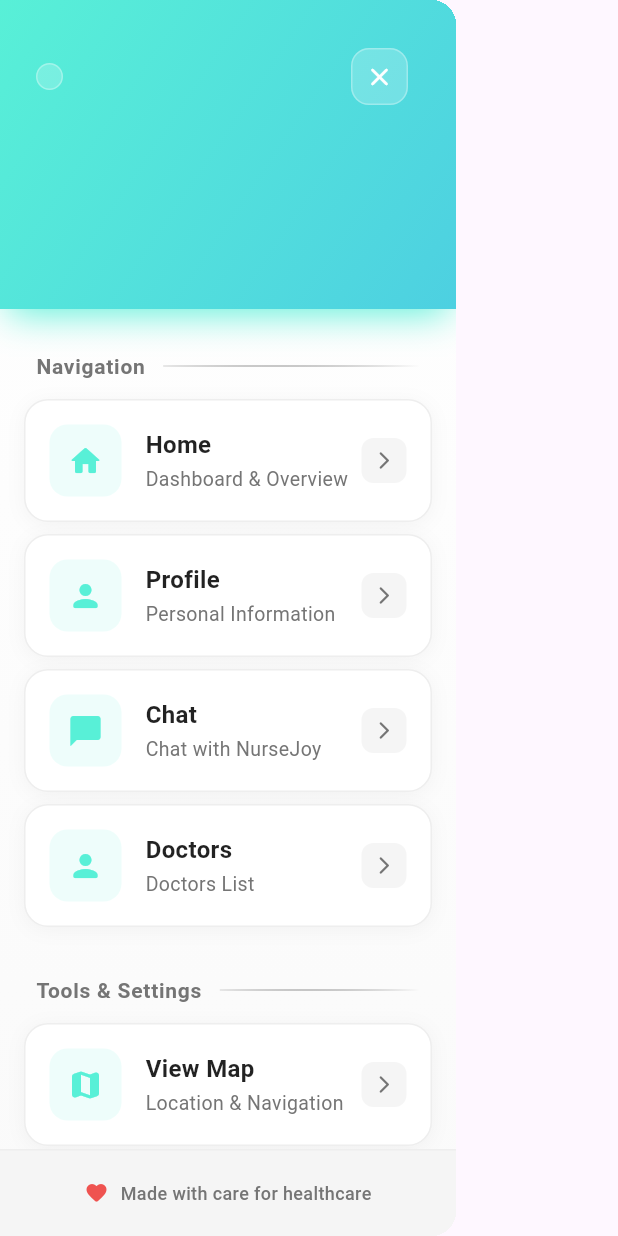
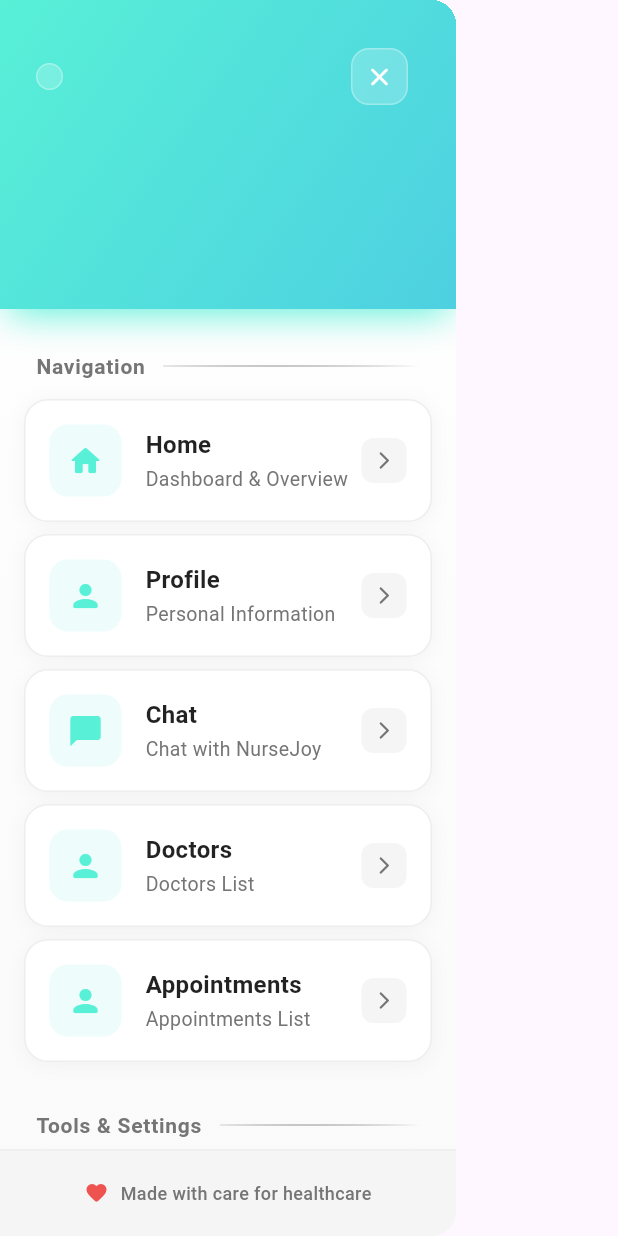
Before and after one commit to manski-yuwel/nurse-joy-telmed-app, a Flutter app: the AppDrawer widget shown alone on an empty page, opened directly, on a phone screen of 412 x 824 dp. Run offline on Flutter 3.47's test engine with Material 3 defaults, Android fonts, the phone set to English and light mode, and no system bars; our stand-ins replace cached_network_image, cloud_firestore, file_picker, firebase_ai, firebase_auth, firebase_core and 9 more; missing offline and left inert: agora_rtc_engine, fake_cloud_firestore, firebase_auth_mocks; accounts and stored records are empty; network calls fail.

Commit message:
rendering appointment list

```diff
--- a/lib/router.dart
+++ b/lib/router.dart
@@ -2,6 +2,7 @@ import 'package:cloud_firestore/cloud_firestore.dart';
 import 'package:go_router/go_router.dart';
 import 'package:nursejoyapp/auth/provider/auth_service.dart';
 import 'package:nursejoyapp/features/chat/ui/pages/chat_list_page.dart';
+import 'package:nursejoyapp/features/doctor/ui/appointment_list.dart';
 import 'package:nursejoyapp/features/doctor/ui/doctor_list.dart';
 import 'package:nursejoyapp/features/doctor/ui/doctor_page.dart';
 import 'package:nursejoyapp/features/map/ui/pages/viewmap.dart';
@@ -135,6 +136,10 @@ class AppRouter {
           throw Exception('No extra data found');
         },
       ),
+      GoRoute(
+        path: '/appointment-list',
+        builder: (context, state) => const AppointmentList(),
+      ),
 
       // Individual feature routes
       GoRoute(
--- a/lib/shared/widgets/app_drawer.dart
+++ b/lib/shared/widgets/app_drawer.dart
@@ -181,7 +181,12 @@ class _AppDrawerState extends State<AppDrawer> with TickerProviderStateMixin {
                                   subtitle: 'Doctors List',
                                   onTap: () => context.go('/doctor-list'),
                                 ),
-
+                                _buildModernMenuItem(
+                                  icon: Icons.person_rounded,
+                                  title: 'Appointments',
+                                  subtitle: 'Appointments List',
+                                  onTap: () => context.go('/appointment-list'),
+                                ),
                               ],
                             ),
 
```
Also changed, not shown: lib/features/doctor/data/doctor_list_data.dart (+10 -2 lines), lib/features/doctor/ui/appointment_list.dart (+23 -3 lines).
